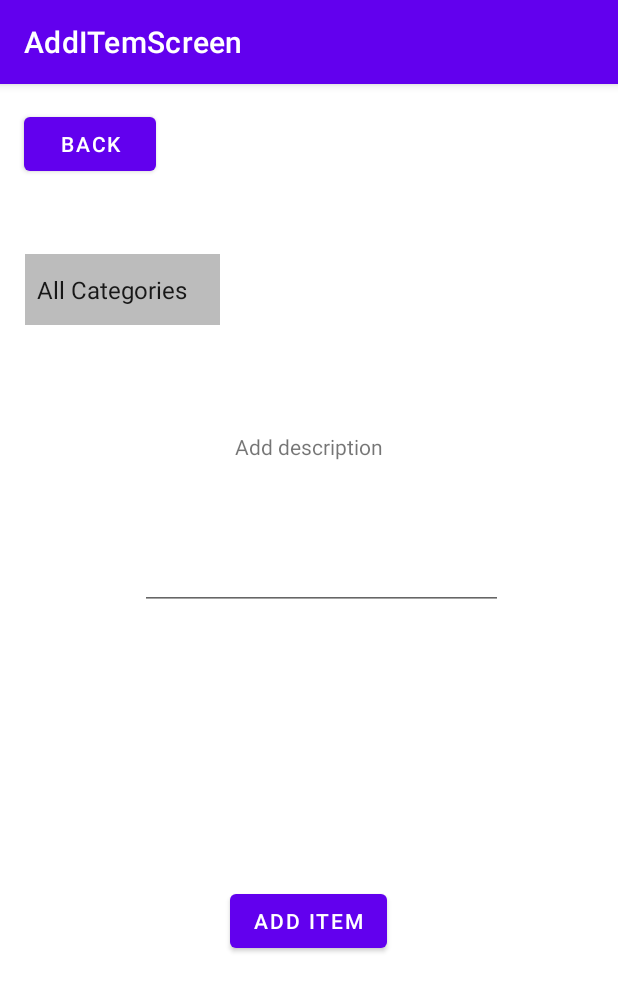
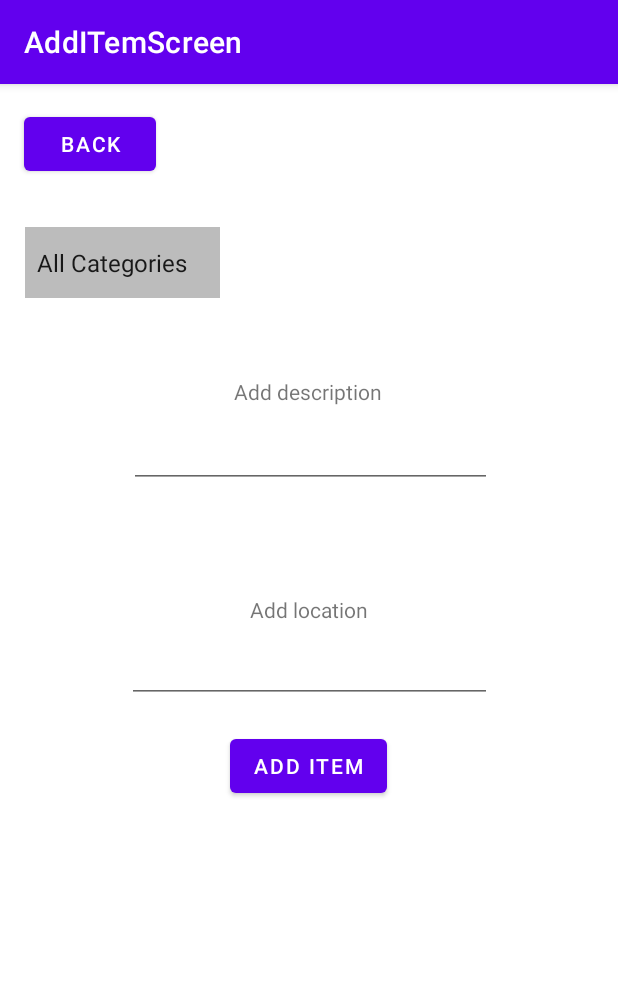
Before and after one commit to iknek/DAT257-Agile-Project, an Android app: the AddItemScreen screen opened directly, with no data from a screen before it, after a tap on "ADD ITEM", on a phone screen of 412 x 824 dp. Shown: the top 991 px of the screen. Run offline under Robolectric (Android 15) with nearby library versions, the phone set to English and light mode, and no system bars.

Commit message:
-Added ability to add location -Shows location next to item in item screen OBS The xml for add item is still not finished

```diff
--- a/app/src/main/java/com/example/finditv2/AddItemScreen.java
+++ b/app/src/main/java/com/example/finditv2/AddItemScreen.java
@@ -19,7 +19,8 @@ public class AddItemScreen extends AppCompatActivity {
 
     private Button addItem;
     private Button back;
-    private EditText editText;
+    private EditText descriptionBox;
+    private EditText locationBox;
     private Spinner spinner;
 
     /**
@@ -33,7 +34,8 @@ public class AddItemScreen extends AppCompatActivity {
         back = findViewById(R.id.button3);
         back.setOnClickListener(view -> finish());
         addItem = findViewById(R.id.button2);
-        editText = findViewById(R.id.descriptionTextInput);
+        descriptionBox = findViewById(R.id.descriptionTextInput);
+        locationBox = findViewById(R.id.locationTextInput);
 
         String[] array = {"All Categories","One","Two"}; //TODO remove and implement properly
 
@@ -49,7 +51,7 @@ public class AddItemScreen extends AppCompatActivity {
             }
         });
 
-        editText.setOnFocusChangeListener(new View.OnFocusChangeListener() {
+        descriptionBox.setOnFocusChangeListener(new View.OnFocusChangeListener() {
             @Override
             public void onFocusChange(View v, boolean hasFocus) {
                 if (!hasFocus) {
@@ -57,6 +59,16 @@ public class AddItemScreen extends AppCompatActivity {
                 }
             }
         });
+
+        locationBox.setOnFocusChangeListener(new View.OnFocusChangeListener() {
+            @Override
+            public void onFocusChange(View v, boolean hasFocus) {
+                if (!hasFocus) {
+                    hideKeyboard(v);
+                }
+            }
+        });
+
     }
 
     /**
@@ -72,21 +84,24 @@ public class AddItemScreen extends AppCompatActivity {
      * Gets text from editText box on button click. Also clears the text.
      */
     public void grabDescriptionText(){
-        EditText text = findViewById(R.id.descriptionTextInput);
-        String value = text.getText().toString();
-        saveItem(value);
-        editText.getText().clear();
+        EditText descriptionText = findViewById(R.id.descriptionTextInput);
+        String description = descriptionText.getText().toString();
+        EditText locationText = findViewById(R.id.locationTextInput);
+        String location = locationText.getText().toString();
+        saveItem(description, location);
+        descriptionBox.getText().clear();
+        locationBox.getText().clear();
     }
 
     /**
      * Saves item with category and description.
      * @param value = description.
      */
-    public void saveItem(String value){
-        if(!value.equals("")){
+    public void saveItem(String description, String location){
+        if(!description.equals("")){
             String currentCategory = spinner.getSelectedItem().toString();
             Date date = new Date(System.currentTimeMillis());
-            Item item = new Item(value, currentCategory, date);
+            Item item = new Item(description, currentCategory, date, location);
             FileManager.saveObject(item);
         }
     }
--- a/app/src/main/java/com/example/finditv2/Item.java
+++ b/app/src/main/java/com/example/finditv2/Item.java
@@ -11,15 +11,17 @@ public class Item implements Serializable {
     private String description;
     private String category;
     private Date date;
+    private String location;
 
     /**
      * Creates an Item object.
      * @param string The Item objects associated description.
      */
-    public Item(String string, String category, Date date){
+    public Item(String string, String category, Date date, String location){
         this.description = string;
         this.category = category;
         this.date = date;
+        this.location = location;
     }
 
     public String getDescription() {
@@ -28,6 +30,8 @@ public class Item implements Serializable {
     public String getCategory() {
         return category;
     }
+    public String getLocation() {return location;}
+
     public void setDescription(String description) {
         this.description = description;
     }
--- a/app/src/main/java/com/example/finditv2/ItemScreen.java
+++ b/app/src/main/java/com/example/finditv2/ItemScreen.java
@@ -9,8 +9,8 @@ import java.util.Comparator;
 import java.util.List;
 
 public class ItemScreen extends AppCompatActivity {
-    TextView showItems;
-    Button backButton;
+    private TextView showItems;
+    private Button backButton;
     private Spinner categorySpinner;
     private Spinner itemOrderSpinner;
 
@@ -155,6 +155,8 @@ public class ItemScreen extends AppCompatActivity {
             for (int i = 0; i < items.size(); i++) {
                 if(items.get(i).getCategory().equals(category) || category.equals("All Categories")){ //TODO when category is "" it means all items.
                     itemString.append(items.get(i).getDescription());
+                    itemString.append(" ");
+                    itemString.append(items.get(i).getLocation());
                     itemString.append("\n");
                 }
             }
--- a/app/src/main/java/com/example/finditv2/MainActivity.java
+++ b/app/src/main/java/com/example/finditv2/MainActivity.java
@@ -17,7 +17,7 @@ public class MainActivity extends AppCompatActivity {
      * Instance variables
      */
     //Context context = this;
-    RecyclerViewAdapter adapter;
+    private RecyclerViewAdapter adapter;
 
     /**
      * Run on app start. Sets the current view window, and makes a file manager which takes in the current context.
--- a/app/src/main/res/layout/new_item_screen.xml
+++ b/app/src/main/res/layout/new_item_screen.xml
@@ -1,9 +1,20 @@
 <?xml version="1.0" encoding="utf-8"?>
 <androidx.constraintlayout.widget.ConstraintLayout xmlns:android="http://schemas.android.com/apk/res/android"
-                                                   xmlns:app="http://schemas.android.com/apk/res-auto" xmlns:tools="http://schemas.android.com/tools" android:layout_width="match_parent"
+                                                   xmlns:app="http://schemas.android.com/apk/res-auto"
+                                                   xmlns:tools="http://schemas.android.com/tools"
+                                                   android:layout_width="match_parent"
                                                    android:layout_height="match_parent"
                                                    android:clickable="true"
                                                    android:focusableInTouchMode="true" android:focusable="true">
+    <TextView
+            android:text="Add location"
+            android:layout_width="132dp"
+            android:layout_height="20dp" android:id="@+id/textView6"
+            android:textAlignment="center" tools:ignore="MissingConstraints"
+            app:layout_constraintBottom_toBottomOf="parent"
+            android:layout_marginBottom="407dp" app:layout_constraintStart_toStartOf="parent"
+            android:layout_marginStart="139dp" android:layout_marginEnd="140dp"
+            app:layout_constraintEnd_toEndOf="parent"/>
     <Button
             android:text="Add item"
             android:layout_width="wrap_content"
@@ -15,25 +26,36 @@
             android:layout_marginBottom="216dp"/>
     <EditText
             android:layout_width="242dp"
-            android:layout_height="72dp"
+            android:layout_height="54dp"
             android:inputType="textPersonName"
             android:ems="10"
             android:id="@+id/descriptionTextInput"
             android:textAlignment="viewStart" tools:ignore="MissingConstraints"
-            android:layout_marginTop="13dp" app:layout_constraintTop_toBottomOf="@+id/textView"
-            android:layout_marginEnd="76dp" app:layout_constraintEnd_toEndOf="parent" android:layout_marginBottom="95dp"
-            app:layout_constraintBottom_toTopOf="@+id/button2" app:layout_constraintStart_toStartOf="parent"
-            android:layout_marginStart="93dp" app:layout_constraintHorizontal_bias="0.0"
-    />
+            app:layout_constraintStart_toStartOf="parent"
+            android:layout_marginStart="85dp" android:layout_marginEnd="84dp"
+            app:layout_constraintEnd_toEndOf="parent" app:layout_constraintTop_toTopOf="parent"
+            android:layout_marginTop="215dp"/>
+    <EditText
+            android:layout_width="243dp"
+            android:layout_height="52dp"
+            android:inputType="textPersonName"
+            android:ems="10"
+            android:id="@+id/locationTextInput"
+            android:textAlignment="viewStart" tools:ignore="MissingConstraints"
+            app:layout_constraintStart_toStartOf="parent"
+            android:layout_marginStart="84dp" android:layout_marginEnd="84dp"
+            app:layout_constraintEnd_toEndOf="parent" app:layout_constraintBottom_toBottomOf="parent"
+            android:layout_marginBottom="355dp"/>
     <TextView
             android:text="Add description"
             android:layout_width="132dp"
             android:layout_height="20dp" android:id="@+id/textView"
-            android:textAlignment="center" tools:ignore="MissingConstraints" android:layout_marginEnd="140dp"
-            app:layout_constraintEnd_toEndOf="parent" app:layout_constraintTop_toTopOf="parent"
-            android:layout_marginTop="261dp" app:layout_constraintStart_toStartOf="parent"
-            android:layout_marginStart="139dp" android:layout_marginBottom="13dp"
-            app:layout_constraintBottom_toTopOf="@+id/descriptionTextInput"/>
+            android:textAlignment="center" tools:ignore="MissingConstraints"
+            app:layout_constraintTop_toTopOf="parent" android:layout_marginTop="195dp"
+            app:layout_constraintBottom_toBottomOf="parent" android:layout_marginBottom="516dp"
+            app:layout_constraintStart_toStartOf="parent" android:layout_marginStart="139dp"
+            android:layout_marginEnd="140dp" app:layout_constraintEnd_toEndOf="parent"
+            app:layout_constraintHorizontal_bias="0.0" app:layout_constraintVertical_bias="0.0"/>
     <Spinner
             android:layout_width="130dp"
             android:layout_height="47dp" android:id="@+id/spinner"
```
